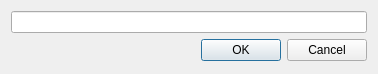
dimitris47/tiki, file dialog.ui: the form before one commit.
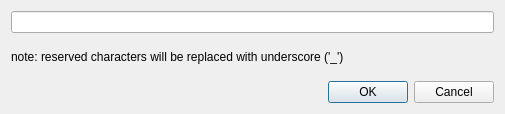
The form after the commit.

Commit message: add reserved chars replacement note

What changed in the file:
```diff
--- a/dialog.ui
+++ b/dialog.ui
@@ -6,8 +6,8 @@
    <rect>
     <x>0</x>
     <y>0</y>
-    <width>378</width>
-    <height>74</height>
+    <width>505</width>
+    <height>114</height>
    </rect>
   </property>
   <property name="windowTitle">
@@ -17,6 +17,13 @@
    <item>
     <widget class="QLineEdit" name="lineEdit"/>
    </item>
+   <item>
+    <widget class="QLabel" name="label">
+     <property name="text">
+      <string>note: reserved characters will be replaced with underscore ('_')</string>
+     </property>
+    </widget>
+   </item>
    <item>
     <widget class="QDialogButtonBox" name="buttonBox">
      <property name="orientation">
```
The commit also changes 2 other files.
